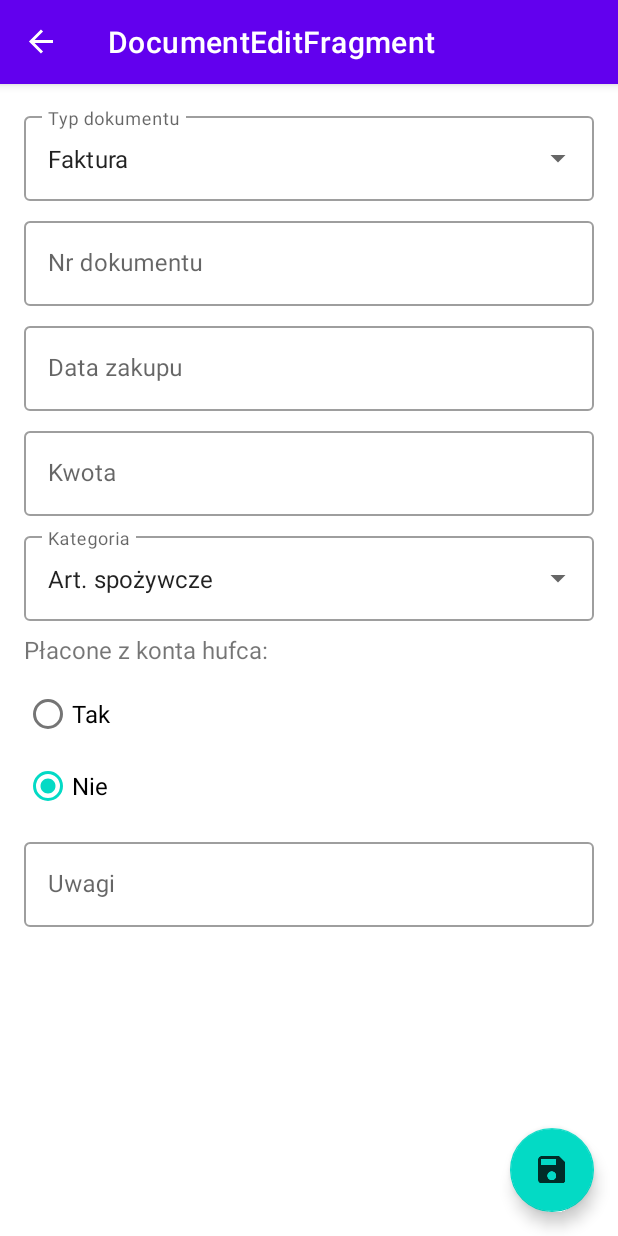
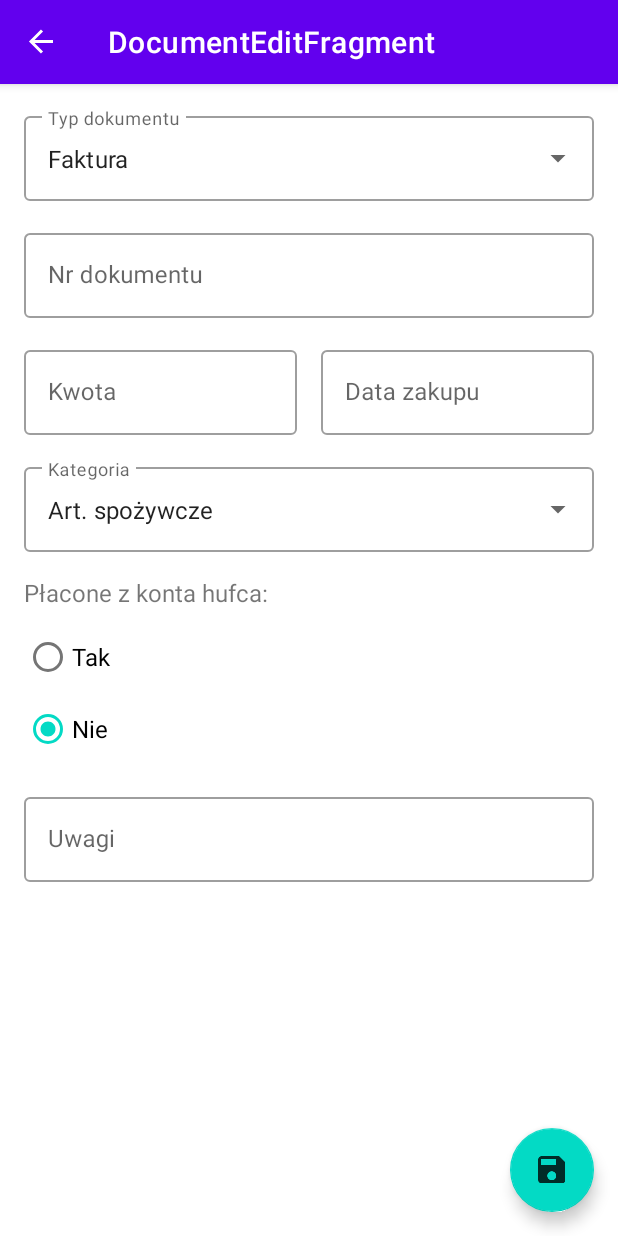
Before and after one commit to fbogulak/rozlicz-wyjazd, an Android app: the DocumentEditFragment screen opened through its navigation route, on a phone screen of 412 x 824 dp. Run offline under Robolectric (Android 15) with nearby library versions, the phone set to English and light mode, and no system bars; our stand-ins replace data binding, navigation-ui.

Commit message:
feat: Rearrange text fields on the screen

```diff
--- a/app/src/main/res/layout/fragment_document_edit.xml
+++ b/app/src/main/res/layout/fragment_document_edit.xml
@@ -26,7 +26,7 @@
                     android:layout_width="0dp"
                     android:layout_height="wrap_content"
                     android:layout_marginStart="16dp"
-                    android:layout_marginTop="8dp"
+                    android:layout_marginTop="16dp"
                     android:layout_marginEnd="16dp"
                     android:hint="@string/category"
                     app:layout_constraintEnd_toEndOf="parent"
@@ -68,7 +68,7 @@
                     android:layout_width="match_parent"
                     android:layout_height="wrap_content"
                     android:layout_marginStart="16dp"
-                    android:layout_marginTop="8dp"
+                    android:layout_marginTop="16dp"
                     android:layout_marginEnd="16dp"
                     android:hint="@string/document_number"
                     app:layout_constraintEnd_toEndOf="parent"
@@ -86,15 +86,14 @@
                 <com.google.android.material.textfield.TextInputLayout
                     android:id="@+id/date_text_field"
                     style="@style/Widget.MaterialComponents.TextInputLayout.OutlinedBox"
-                    android:layout_width="match_parent"
+                    android:layout_width="0dp"
                     android:layout_height="wrap_content"
-                    android:layout_marginStart="16dp"
-                    android:layout_marginTop="8dp"
                     android:layout_marginEnd="16dp"
                     android:hint="@string/document_date"
+                    app:layout_constraintBaseline_toBaselineOf="@+id/amount_text_field"
                     app:layout_constraintEnd_toEndOf="parent"
-                    app:layout_constraintStart_toStartOf="parent"
-                    app:layout_constraintTop_toBottomOf="@+id/number_text_field">
+                    app:layout_constraintHorizontal_bias="0.5"
+                    app:layout_constraintStart_toEndOf="@+id/amount_text_field">
 
                     <com.google.android.material.textfield.TextInputEditText
                         android:id="@+id/date_edit"
@@ -107,15 +106,17 @@
                 <com.google.android.material.textfield.TextInputLayout
                     android:id="@+id/amount_text_field"
                     style="@style/Widget.MaterialComponents.TextInputLayout.OutlinedBox"
-                    android:layout_width="match_parent"
+                    android:layout_width="0dp"
                     android:layout_height="wrap_content"
                     android:layout_marginStart="16dp"
-                    android:layout_marginTop="8dp"
+                    android:layout_marginTop="16dp"
                     android:layout_marginEnd="16dp"
                     android:hint="@string/amount"
-                    app:layout_constraintEnd_toEndOf="parent"
+                    app:layout_constraintEnd_toStartOf="@+id/date_text_field"
+                    app:layout_constraintHorizontal_bias="0.5"
+                    app:layout_constraintHorizontal_chainStyle="spread"
                     app:layout_constraintStart_toStartOf="parent"
-                    app:layout_constraintTop_toBottomOf="@+id/date_text_field">
+                    app:layout_constraintTop_toBottomOf="@+id/number_text_field">
 
                     <com.google.android.material.textfield.TextInputEditText
                         android:id="@+id/amount_edit"
@@ -131,7 +132,7 @@
                     android:layout_width="match_parent"
                     android:layout_height="wrap_content"
                     android:layout_marginStart="16dp"
-                    android:layout_marginTop="8dp"
+                    android:layout_marginTop="16dp"
                     android:layout_marginEnd="16dp"
                     android:hint="@string/comment"
                     android:paddingBottom="80dp"
@@ -179,7 +180,7 @@
                     android:layout_width="0dp"
                     android:layout_height="wrap_content"
                     android:layout_marginStart="16dp"
-                    android:layout_marginTop="8dp"
+                    android:layout_marginTop="16dp"
                     android:layout_marginEnd="16dp"
                     android:text="@string/payed_from_troop_account"
                     android:textSize="16sp"
```
